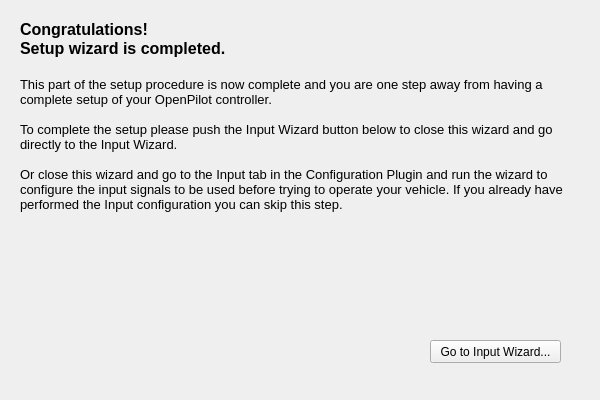
This is ground/openpilotgcs/src/plugins/setupwizard/pages/endpage.ui in openpilot/OpenPilot as Qt 5 draws it before an edit. The edited form follows.
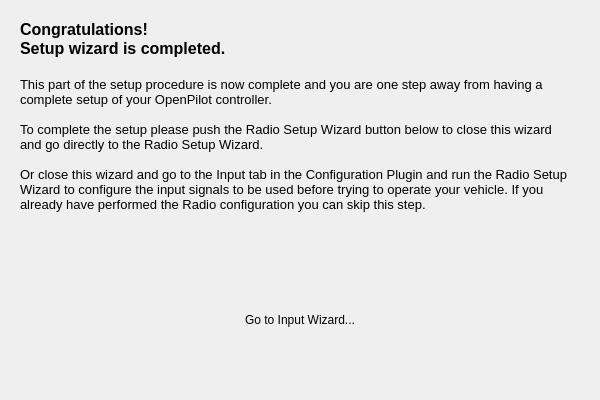
This is the edited form. Icons and pictures are not drawn.

Commit message: OP-39 Added button for Radio Config Wizard. Cleaned up the GUI, removed all group boxes and aligned components on pages. Changed place of rapid and default esc buttons. Set the size of the wizard to a fix size. Updated some of the texts. Changed font sizes. Added resources. Started the connection diagram implementation.

The edit to the form file:
```diff
--- a/ground/openpilotgcs/src/plugins/setupwizard/pages/endpage.ui
+++ b/ground/openpilotgcs/src/plugins/setupwizard/pages/endpage.ui
@@ -25,23 +25,23 @@
      <x>20</x>
      <y>20</y>
      <width>550</width>
-     <height>281</height>
+     <height>211</height>
     </rect>
    </property>
    <property name="text">
     <string>&lt;!DOCTYPE HTML PUBLIC &quot;-//W3C//DTD HTML 4.0//EN&quot; &quot;http://www.w3.org/TR/REC-html40/strict.dtd&quot;&gt;
 &lt;html&gt;&lt;head&gt;&lt;meta name=&quot;qrichtext&quot; content=&quot;1&quot; /&gt;&lt;style type=&quot;text/css&quot;&gt;
 p, li { white-space: pre-wrap; }
-&lt;/style&gt;&lt;/head&gt;&lt;body style=&quot; font-family:'MS Shell Dlg 2'; font-size:8.25pt; font-weight:400; font-style:normal;&quot;&gt;
+&lt;/style&gt;&lt;/head&gt;&lt;body style=&quot; font-family:'MS Shell Dlg 2'; font-size:8pt; font-weight:400; font-style:normal;&quot;&gt;
 &lt;p style=&quot; margin-top:0px; margin-bottom:0px; margin-left:0px; margin-right:0px; -qt-block-indent:0; text-indent:0px;&quot;&gt;&lt;span style=&quot; font-size:12pt; font-weight:600;&quot;&gt;Congratulations!&lt;/span&gt;&lt;/p&gt;
 &lt;p style=&quot; margin-top:0px; margin-bottom:0px; margin-left:0px; margin-right:0px; -qt-block-indent:0; text-indent:0px;&quot;&gt;&lt;span style=&quot; font-size:12pt; font-weight:600;&quot;&gt;Setup wizard is completed.&lt;/span&gt;&lt;/p&gt;
-&lt;p style=&quot;-qt-paragraph-type:empty; margin-top:0px; margin-bottom:0px; margin-left:0px; margin-right:0px; -qt-block-indent:0; text-indent:0px; font-size:12pt; font-weight:600;&quot;&gt;&lt;/p&gt;
+&lt;p style=&quot;-qt-paragraph-type:empty; margin-top:0px; margin-bottom:0px; margin-left:0px; margin-right:0px; -qt-block-indent:0; text-indent:0px; font-size:12pt; font-weight:600;&quot;&gt;&lt;br /&gt;&lt;/p&gt;
 &lt;p style=&quot; margin-top:0px; margin-bottom:0px; margin-left:0px; margin-right:0px; -qt-block-indent:0; text-indent:0px;&quot;&gt;&lt;span style=&quot; font-size:10pt;&quot;&gt;This part of the setup procedure is now complete and you are one step away from having a complete setup of your OpenPilot controller.&lt;/span&gt;&lt;/p&gt;
-&lt;p style=&quot;-qt-paragraph-type:empty; margin-top:0px; margin-bottom:0px; margin-left:0px; margin-right:0px; -qt-block-indent:0; text-indent:0px; font-size:10pt;&quot;&gt;&lt;/p&gt;
-&lt;p style=&quot; margin-top:0px; margin-bottom:0px; margin-left:0px; margin-right:0px; -qt-block-indent:0; text-indent:0px;&quot;&gt;&lt;span style=&quot; font-size:10pt;&quot;&gt;To complete the setup please push the Input Wizard button below to close this wizard and go directly to the Input Wizard.&lt;/span&gt;&lt;/p&gt;
-&lt;p style=&quot;-qt-paragraph-type:empty; margin-top:0px; margin-bottom:0px; margin-left:0px; margin-right:0px; -qt-block-indent:0; text-indent:0px; font-size:10pt;&quot;&gt;&lt;/p&gt;
-&lt;p style=&quot; margin-top:0px; margin-bottom:0px; margin-left:0px; margin-right:0px; -qt-block-indent:0; text-indent:0px;&quot;&gt;&lt;span style=&quot; font-size:10pt;&quot;&gt;Or close this wizard and go to the Input tab in the Configuration Plugin and run the wizard to configure the input signals to be used before trying to operate your vehicle. If you already have performed the Input configuration you can skip this step. &lt;/span&gt;&lt;/p&gt;
-&lt;p style=&quot;-qt-paragraph-type:empty; margin-top:0px; margin-bottom:0px; margin-left:0px; margin-right:0px; -qt-block-indent:0; text-indent:0px; font-size:10pt;&quot;&gt;&lt;/p&gt;&lt;/body&gt;&lt;/html&gt;</string>
+&lt;p style=&quot;-qt-paragraph-type:empty; margin-top:0px; margin-bottom:0px; margin-left:0px; margin-right:0px; -qt-block-indent:0; text-indent:0px; font-size:10pt;&quot;&gt;&lt;br /&gt;&lt;/p&gt;
+&lt;p style=&quot; margin-top:0px; margin-bottom:0px; margin-left:0px; margin-right:0px; -qt-block-indent:0; text-indent:0px;&quot;&gt;&lt;span style=&quot; font-size:10pt;&quot;&gt;To complete the setup please push the Radio Setup Wizard button below to close this wizard and go directly to the Radio Setup Wizard.&lt;/span&gt;&lt;/p&gt;
+&lt;p style=&quot;-qt-paragraph-type:empty; margin-top:0px; margin-bottom:0px; margin-left:0px; margin-right:0px; -qt-block-indent:0; text-indent:0px; font-size:10pt;&quot;&gt;&lt;br /&gt;&lt;/p&gt;
+&lt;p style=&quot; margin-top:0px; margin-bottom:0px; margin-left:0px; margin-right:0px; -qt-block-indent:0; text-indent:0px;&quot;&gt;&lt;span style=&quot; font-size:10pt;&quot;&gt;Or close this wizard and go to the Input tab in the Configuration Plugin and run the &lt;/span&gt;&lt;span style=&quot; font-size:10pt;&quot;&gt;Radio Setup Wizard&lt;/span&gt;&lt;span style=&quot; font-size:10pt;&quot;&gt; to configure the input signals to be used before trying to operate your vehicle. If you already have performed the Radio configuration you can skip this step. &lt;/span&gt;&lt;/p&gt;
+&lt;p style=&quot;-qt-paragraph-type:empty; margin-top:0px; margin-bottom:0px; margin-left:0px; margin-right:0px; -qt-block-indent:0; text-indent:0px; font-size:10pt;&quot;&gt;&lt;br /&gt;&lt;/p&gt;&lt;/body&gt;&lt;/html&gt;</string>
    </property>
    <property name="alignment">
     <set>Qt::AlignLeading|Qt::AlignLeft|Qt::AlignTop</set>
@@ -50,18 +50,37 @@
     <bool>true</bool>
    </property>
   </widget>
-  <widget class="QPushButton" name="inputWizardButton">
+  <widget class="QToolButton" name="inputWizardButton">
    <property name="geometry">
     <rect>
-     <x>430</x>
-     <y>340</y>
-     <width>131</width>
-     <height>23</height>
+     <x>200</x>
+     <y>270</y>
+     <width>200</width>
+     <height>100</height>
     </rect>
    </property>
+   <property name="styleSheet">
+    <string notr="true">QToolButton { border: none }</string>
+   </property>
    <property name="text">
     <string>Go to Input Wizard...</string>
    </property>
+   <property name="icon">
+    <iconset resource="../wizardResources.qrc">
+     <normaloff>:/setupwizard/resources/bttn-txwizard-off.png</normaloff>
+     <normalon>:/setupwizard/resources/bttn-txwizard-on.png</normalon>
+     <activeoff>:/setupwizard/resources/bttn-txwizard-off.png</activeoff>
+     <activeon>:/setupwizard/resources/bttn-txwizard-off.png</activeon>:/setupwizard/resources/bttn-txwizard-off.png</iconset>
+   </property>
+   <property name="iconSize">
+    <size>
+     <width>200</width>
+     <height>100</height>
+    </size>
+   </property>
+   <property name="autoRaise">
+    <bool>true</bool>
+   </property>
   </widget>
  </widget>
  <resources/>
```
Left out of the diff: 4 changed lines with no effect on the pictures. The commit also changes 17 other files.
